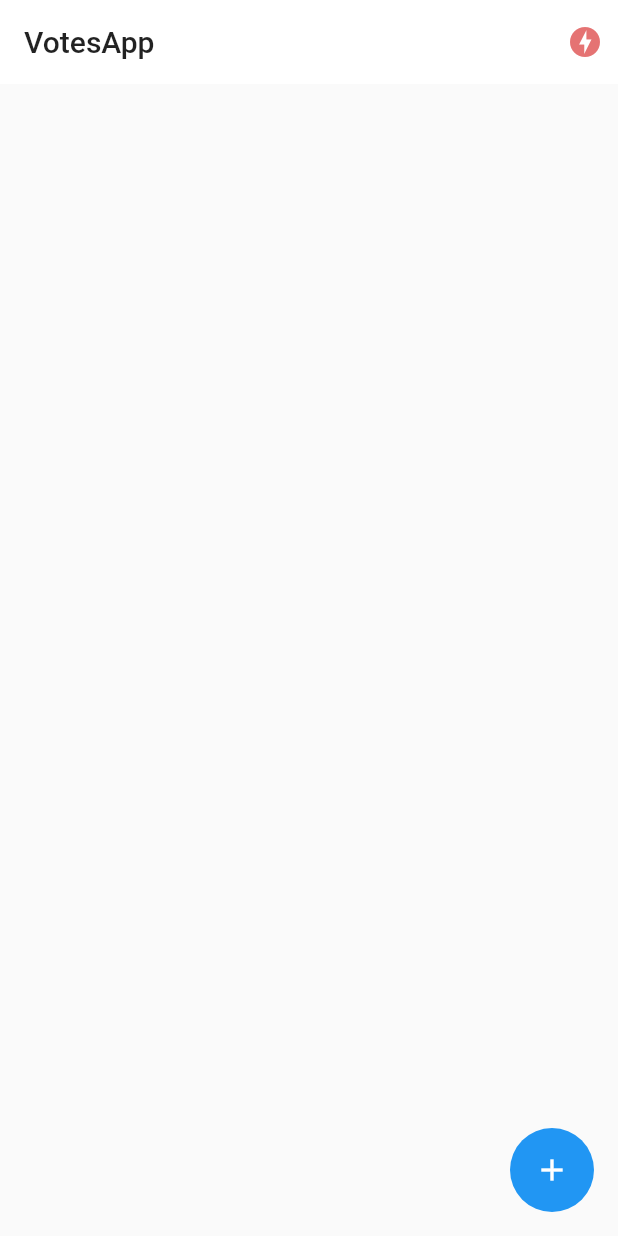
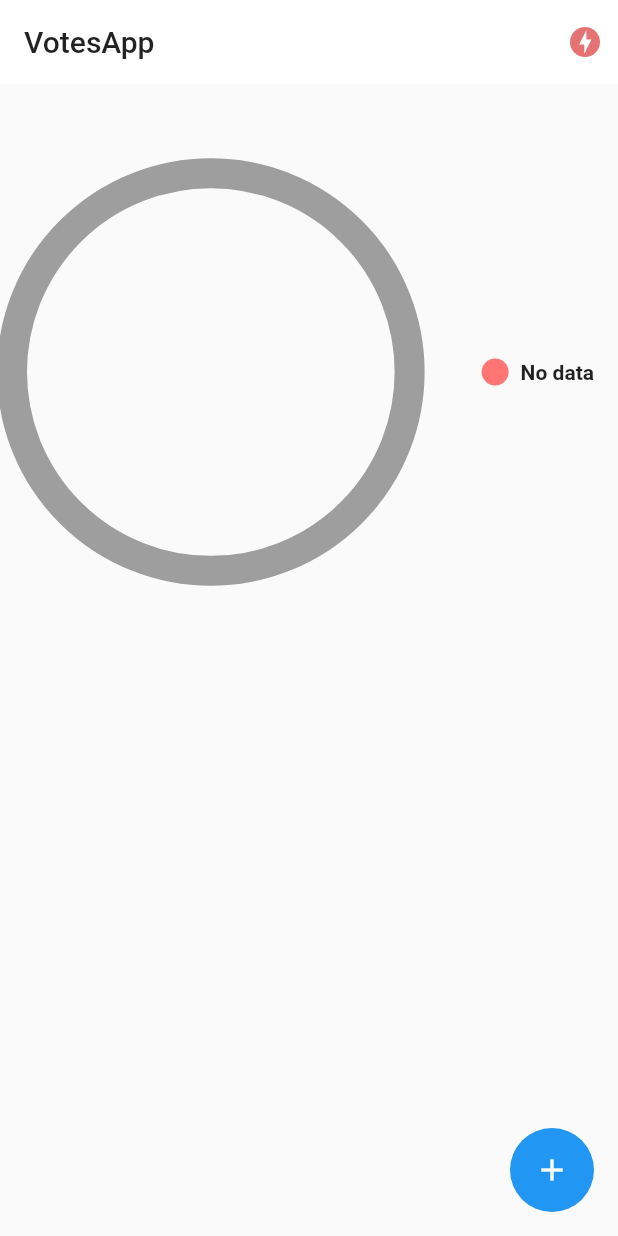
Before and after one commit to medinabotadev/BandName, a Flutter app: the screen it shows after launch, on a phone screen of 412 x 824 dp. Run offline on Flutter 3.47's test engine with Material 2 defaults, Android fonts, the phone set to English and light mode, and no system bars; drawn by our look-alikes of pie_chart; our stand-ins replace socket_io_client; network calls fail.

Commit message:
app finished

```diff
--- a/lib/pages/home.dart
+++ b/lib/pages/home.dart
@@ -2,6 +2,7 @@ import 'dart:io';
 
 import 'package:flutter/cupertino.dart';
 import 'package:flutter/material.dart';
+import 'package:pie_chart/pie_chart.dart';
 import 'package:provider/provider.dart';
 
 import 'package:votes_app/models/candidate.dart';
@@ -20,13 +21,15 @@ class _HomePageState extends State<HomePage> {
   @override
   void initState() {
     final SocketService socketService = Provider.of(context, listen: false);
-    socketService.socket.on('active-candidates', (payload) {
+    socketService.socket.on('active-candidates', _handleActiveCandidates);
+    super.initState();
+  }
+
+  void _handleActiveCandidates(dynamic payload) {
     candidates = (payload as List).map((candidate) {
       return Candidate.fromMap(candidate);
     }).toList();
     setState(() {});
-    });
-    super.initState();
   }
 
   @override
@@ -64,11 +67,19 @@ class _HomePageState extends State<HomePage> {
         ),
         backgroundColor: Colors.white,
       ),
-      body: ListView.builder(
+      body: Column(
+        children: <Widget>[
+          _showChart(),
+          Expanded(
+            child: ListView.builder(
+              shrinkWrap: true,
               itemCount: candidates.length,
               itemBuilder: (context, index) {
                 return _CandidateTile(candidate: candidates[index]);
               },
+            ),
+          ),
+        ],
       ),
       floatingActionButton: FloatingActionButton(
         elevation: 0,
@@ -138,6 +149,27 @@ class _HomePageState extends State<HomePage> {
 
     Navigator.pop(context);
   }
+
+  _showChart() {
+    Map<String, double> dataMap = Map();
+    if (candidates.isEmpty) {
+      dataMap.putIfAbsent('No data', () => 0);
+    } else {
+      candidates.forEach((candidate) {
+        dataMap.putIfAbsent(candidate.name, () => candidate.votes!.toDouble());
+      });
+    }
+
+    return Expanded(
+      child: Container(
+          width: double.infinity,
+          height: 200,
+          child: PieChart(
+            dataMap: dataMap,
+            chartType: ChartType.ring,
+          )),
+    );
+  }
 }
 
 class _CandidateTile extends StatelessWidget {
--- a/pubspec.yaml
+++ b/pubspec.yaml
@@ -36,6 +36,7 @@ dependencies:
   cupertino_icons: ^1.0.2
   socket_io_client: ^2.0.0
   provider: ^6.0.3
+  pie_chart: ^5.3.2
 
 dev_dependencies:
   flutter_test:
```
Also changed, not shown: pubspec.lock. Lines whose indentation alone changed are shown as unchanged.
